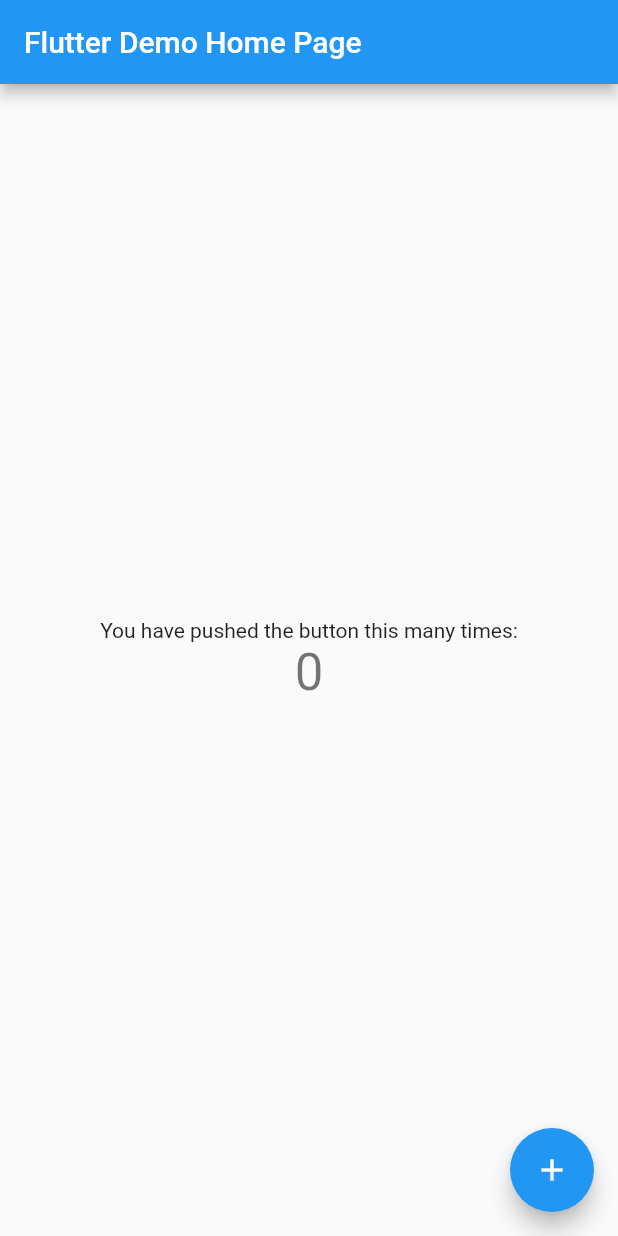
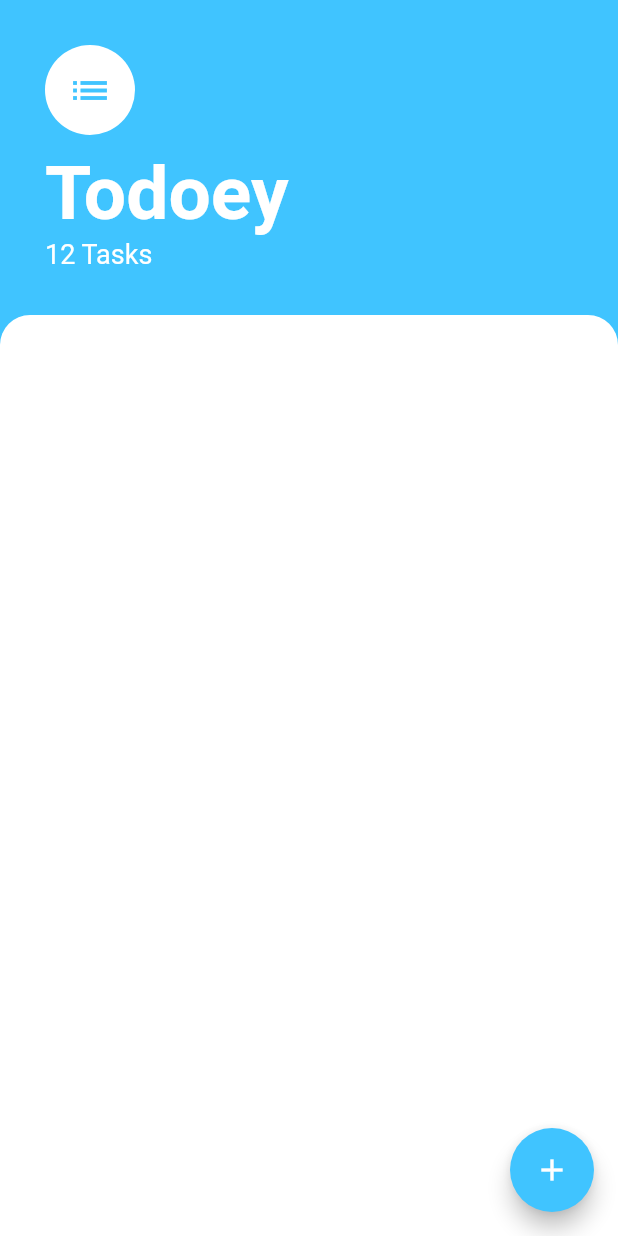
Before and after one commit to 0xharkirat/todoey, a Flutter app: the screen it shows after launch, on a phone screen of 412 x 824 dp. Run offline on Flutter 3.47's test engine with Material 2 defaults, Android fonts, the phone set to English and light mode, and no system bars.

Commit message:
design the app

```diff
--- a/lib/main.dart
+++ b/lib/main.dart
@@ -1,115 +1,19 @@
 import 'package:flutter/material.dart';
+import 'package:todoey/screens/task_screen.dart';
 
+
+import '';
 void main() {
   runApp(const MyApp());
 }
 
 class MyApp extends StatelessWidget {
-  const MyApp({super.key});
+  const MyApp({Key? key}) : super(key: key);
 
-  // This widget is the root of your application.
   @override
   Widget build(BuildContext context) {
     return MaterialApp(
-      title: 'Flutter Demo',
-      theme: ThemeData(
-        // This is the theme of your application.
-        //
-        // Try running your application with "flutter run". You'll see the
-        // application has a blue toolbar. Then, without quitting the app, try
-        // changing the primarySwatch below to Colors.green and then invoke
-        // "hot reload" (press "r" in the console where you ran "flutter run",
-        // or simply save your changes to "hot reload" in a Flutter IDE).
-        // Notice that the counter didn't reset back to zero; the application
-        // is not restarted.
-        primarySwatch: Colors.blue,
-      ),
-      home: const MyHomePage(title: 'Flutter Demo Home Page'),
+      home: TasksScreen(),
     );
   }
 }
-
-class MyHomePage extends StatefulWidget {
-  const MyHomePage({super.key, required this.title});
-
-  // This widget is the home page of your application. It is stateful, meaning
-  // that it has a State object (defined below) that contains fields that affect
-  // how it looks.
-
-  // This class is the configuration for the state. It holds the values (in this
-  // case the title) provided by the parent (in this case the App widget) and
-  // used by the build method of the State. Fields in a Widget subclass are
-  // always marked "final".
-
-  final String title;
-
-  @override
-  State<MyHomePage> createState() => _MyHomePageState();
-}
-
-class _MyHomePageState extends State<MyHomePage> {
-  int _counter = 0;
-
-  void _incrementCounter() {
-    setState(() {
-      // This call to setState tells the Flutter framework that something has
-      // changed in this State, which causes it to rerun the build method below
-      // so that the display can reflect the updated values. If we changed
-      // _counter without calling setState(), then the build method would not be
-      // called again, and so nothing would appear to happen.
-      _counter++;
-    });
-  }
-
-  @override
-  Widget build(BuildContext context) {
-    // This method is rerun every time setState is called, for instance as done
-    // by the _incrementCounter method above.
-    //
-    // The Flutter framework has been optimized to make rerunning build methods
-    // fast, so that you can just rebuild anything that needs updating rather
-    // than having to individually change instances of widgets.
-    return Scaffold(
-      appBar: AppBar(
-        // Here we take the value from the MyHomePage object that was created by
-        // the App.build method, and use it to set our appbar title.
-        title: Text(widget.title),
-      ),
-      body: Center(
-        // Center is a layout widget. It takes a single child and positions it
-        // in the middle of the parent.
-        child: Column(
-          // Column is also a layout widget. It takes a list of children and
-          // arranges them vertically. By default, it sizes itself to fit its
-          // children horizontally, and tries to be as tall as its parent.
-          //
-          // Invoke "debug painting" (press "p" in the console, choose the
-          // "Toggle Debug Paint" action from the Flutter Inspector in Android
-          // Studio, or the "Toggle Debug Paint" command in Visual Studio Code)
-          // to see the wireframe for each widget.
-          //
-          // Column has various properties to control how it sizes itself and
-          // how it positions its children. Here we use mainAxisAlignment to
-          // center the children vertically; the main axis here is the vertical
-          // axis because Columns are vertical (the cross axis would be
-          // horizontal).
-          mainAxisAlignment: MainAxisAlignment.center,
-          children: <Widget>[
-            const Text(
-              'You have pushed the button this many times:',
-            ),
-            Text(
-              '$_counter',
-              style: Theme.of(context).textTheme.headline4,
-            ),
-          ],
-        ),
-      ),
-      floatingActionButton: FloatingActionButton(
-        onPressed: _incrementCounter,
-        tooltip: 'Increment',
-        child: const Icon(Icons.add),
-      ), // This trailing comma makes auto-formatting nicer for build methods.
-    );
-  }
-}
--- /dev/null
+++ b/lib/screens/task_screen.dart
@@ -0,0 +1,74 @@
+import 'package:flutter/material.dart';
+
+class TasksScreen extends StatelessWidget {
+  const TasksScreen({Key? key}) : super(key: key);
+
+  @override
+  Widget build(BuildContext context) {
+    return Scaffold(
+      backgroundColor: Colors.lightBlueAccent,
+      floatingActionButton: FloatingActionButton(
+        onPressed: (){
+        //  Todo - fab
+        },
+        backgroundColor: Colors.lightBlueAccent,
+        child: const Icon(
+          Icons.add,
+        ),
+      ),
+      body: SafeArea(
+        child: Column(
+          crossAxisAlignment: CrossAxisAlignment.start,
+          children: <Widget> [
+            Container(
+              padding: const EdgeInsets.all(30.0),
+              child: Column(
+                crossAxisAlignment: CrossAxisAlignment.start,
+                children: const <Widget> [
+                  CircleAvatar(
+                    radius: 30.0,
+                    backgroundColor: Colors.white,
+                    child: Icon(
+                      Icons.list,
+                      size: 30.0,
+                      color: Colors.lightBlueAccent,
+                    ),
+                  ),
+                  SizedBox(
+                    height: 10.0,
+                  ),
+                  Text(
+                    'Todoey',
+                    style: TextStyle(
+                      color: Colors.white,
+                      fontSize: 50.0,
+                      fontWeight: FontWeight.w700,
+
+                    ),
+                  ),
+                  Text(
+                    '12 Tasks',
+                    style: TextStyle(
+                      color: Colors.white,
+                      fontSize: 18.0,
+                    ),
+                  ),
+
+
+                ],
+              ),
+            ),
+            Expanded(
+              child: Container(
+                decoration: BoxDecoration(
+                  color: Colors.white,
+                  borderRadius: BorderRadius.only(topRight: Radius.circular(20.0), topLeft: Radius.circular(20.0)),
+                ),
+              ),
+            ),
+          ],
+        ),
+      ),
+    );
+  }
+}
```
Also changed, not shown: 2 other files.
